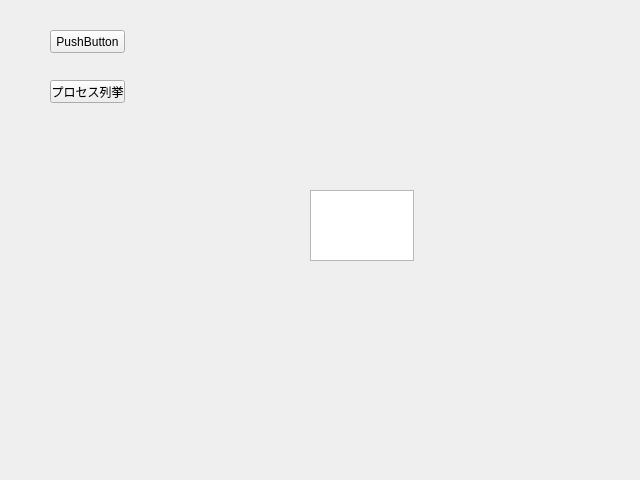
This is proto01/form.ui in cppcommons/2019a as Qt 5 draws it before an edit. The edited form follows.
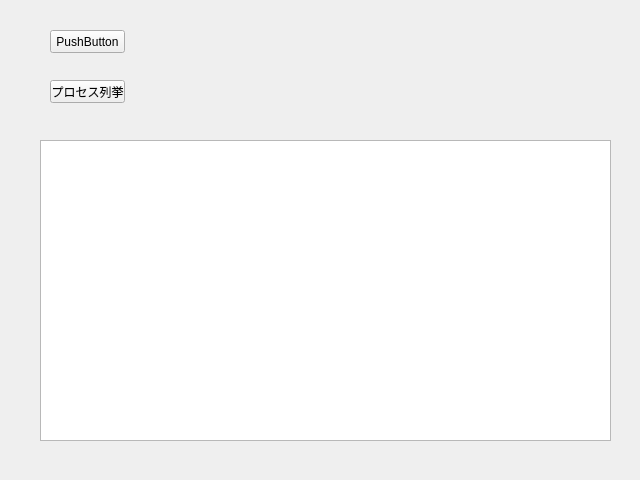
This is the edited form.

Diff of the .ui file:
```diff
--- a/proto01/form.ui
+++ b/proto01/form.ui
@@ -34,10 +34,10 @@
   <widget class="QPlainTextEdit" name="plainTextEdit">
    <property name="geometry">
     <rect>
-     <x>310</x>
-     <y>190</y>
-     <width>104</width>
-     <height>71</height>
+     <x>40</x>
+     <y>140</y>
+     <width>571</width>
+     <height>301</height>
     </rect>
    </property>
   </widget>
```
